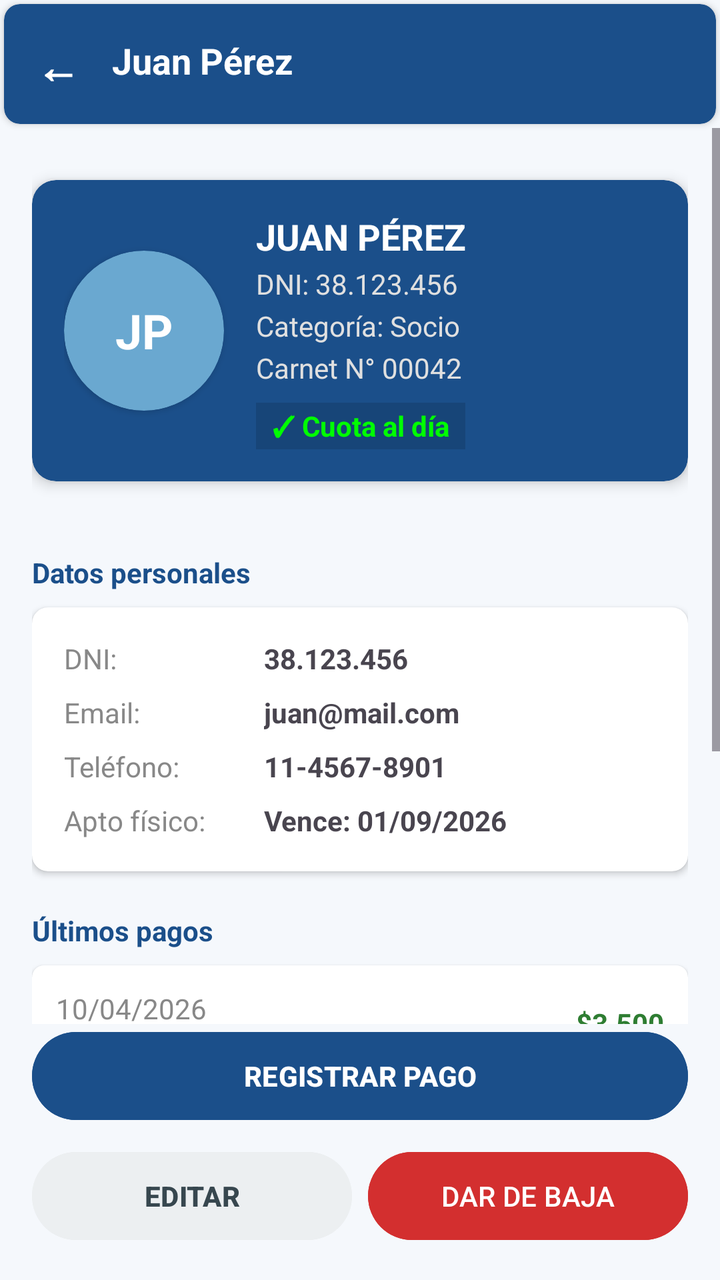
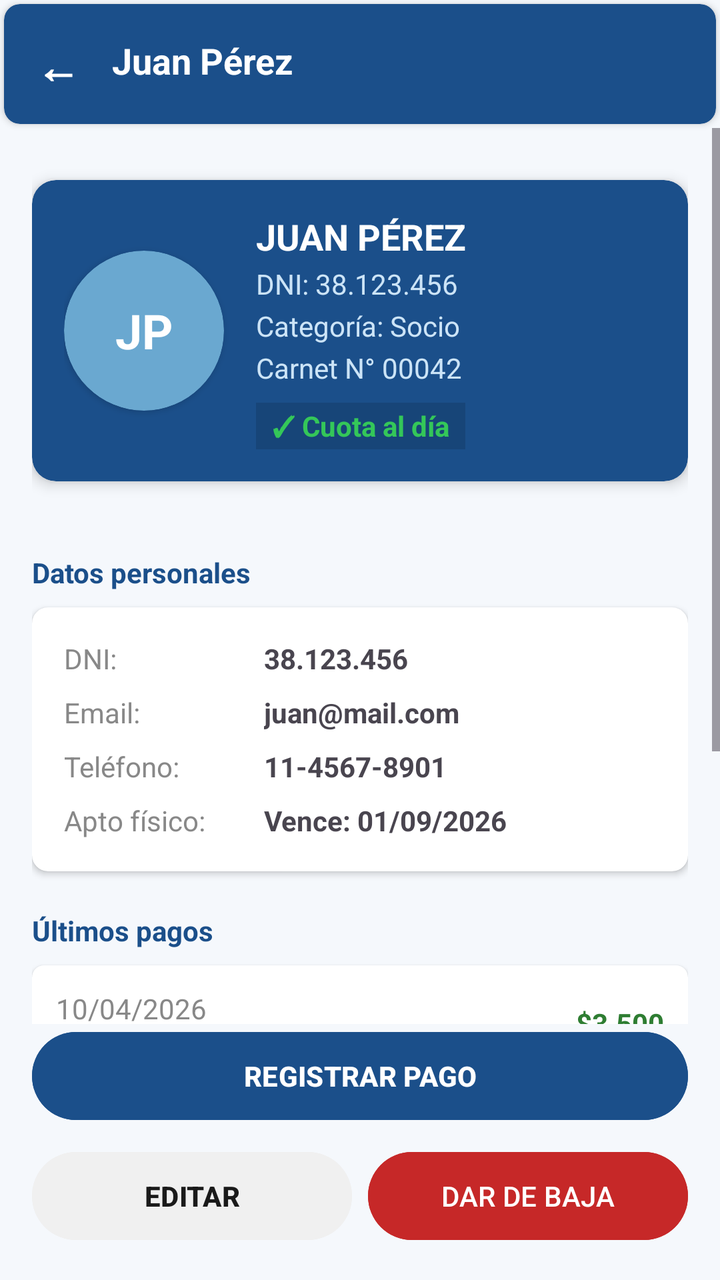

Compare the two renders of this Android layout. The source of the first and the diff that turns it into the second are given below.
<!-- AndroidManifest.xml: application theme Theme.ClubDeportivo -->
<!-- res/layout/activity_detalle_socio.xml -->
<?xml version="1.0" encoding="utf-8"?>
<LinearLayout xmlns:android="http://schemas.android.com/apk/res/android"
    xmlns:app="http://schemas.android.com/apk/res-auto"
    android:layout_width="match_parent"
    android:layout_height="match_parent"
    android:orientation="vertical"
    android:background="@color/colorBackground">

    <androidx.cardview.widget.CardView
        android:layout_width="match_parent"
        android:layout_height="60dp"
        app:cardBackgroundColor="@color/colorPrimary"
        app:cardCornerRadius="8dp"
        android:layout_margin="2dp">

        <RelativeLayout
            android:layout_width="match_parent"
            android:layout_height="match_parent"
            android:padding="16dp">

            <TextView
                android:id="@+id/btnVolverDetalle"
                android:layout_width="wrap_content"
                android:layout_height="wrap_content"
                android:text="←"
                android:textColor="@color/white"
                android:textSize="22sp"
                android:textStyle="bold" />

            <TextView
                android:id="@+id/tvNombreTitulo"
                android:layout_width="wrap_content"
                android:layout_height="wrap_content"
                android:layout_toEndOf="@id/btnVolverDetalle"
                android:layout_marginStart="16dp"
                android:text="Juan Pérez"
                android:textColor="@color/white"
                android:textSize="18sp"
                android:textStyle="bold" />
        </RelativeLayout>
    </androidx.cardview.widget.CardView>

    <ScrollView
        android:layout_width="match_parent"
        android:layout_height="0dp"
        android:layout_weight="1">

        <LinearLayout
            android:layout_width="match_parent"
            android:layout_height="wrap_content"
            android:orientation="vertical"
            android:padding="16dp">

            <androidx.cardview.widget.CardView
                android:id="@+id/cardCarnet"
                android:layout_width="match_parent"
                android:layout_height="wrap_content"
                android:layout_marginTop="10dp"
                android:layout_marginBottom="16dp"
                app:cardCornerRadius="12dp"
                app:cardBackgroundColor="#1B4F8A"
                app:cardElevation="4dp">

                <LinearLayout
                    android:layout_width="match_parent"
                    android:layout_height="wrap_content"
                    android:orientation="horizontal"
                    android:padding="16dp">

                    <androidx.cardview.widget.CardView
                        android:layout_width="80dp"
                        android:layout_height="80dp"
                        android:layout_gravity="center_vertical"
                        app:cardCornerRadius="40dp"
                        app:cardBackgroundColor="@color/colorSecondary">
                        <TextView
                            android:id="@+id/tvAvatar"
                            android:layout_width="match_parent"
                            android:layout_height="match_parent"
                            android:gravity="center"
                            android:text="JP"
                            android:textColor="@color/white"
                            android:textSize="24sp"
                            android:textStyle="bold" />
                    </androidx.cardview.widget.CardView>

                    <LinearLayout
                        android:layout_width="0dp"
                        android:layout_height="wrap_content"
                        android:layout_weight="1"
                        android:orientation="vertical"
                        android:layout_marginStart="16dp">

                        <TextView
                            android:id="@+id/tvCarnetNombre"
                            android:layout_width="wrap_content"
                            android:layout_height="wrap_content"
                            android:text="JUAN PÉREZ"
                            android:textColor="@color/white"
                            android:textSize="18sp"
                            android:textStyle="bold" />

                        <TextView
                            android:id="@+id/tvCarnetDni"
                            android:layout_width="wrap_content"
                            android:layout_height="wrap_content"
                            android:text="DNI: 38.123.456"
                            android:textColor="#E0E0E0"
                            android:textSize="14sp"
                            android:layout_marginTop="2dp" />

                        <TextView
                            android:id="@+id/tvCarnetCategoria"
                            android:layout_width="wrap_content"
                            android:layout_height="wrap_content"
                            android:text="Categoría: Socio"
                            android:textColor="#E0E0E0"
                            android:textSize="14sp"
                            android:layout_marginTop="2dp" />

                        <TextView
                            android:id="@+id/tvNumCarnet"
                            android:layout_width="wrap_content"
                            android:layout_height="wrap_content"
                            android:text="Carnet N° 00042"
                            android:textColor="#E0E0E0"
                            android:textSize="14sp"
                            android:layout_marginTop="2dp" />

                        <TextView
                            android:id="@+id/tvBadgeEstado"
                            android:layout_width="wrap_content"
                            android:layout_height="wrap_content"
                            android:layout_marginTop="8dp"
                            android:text="✓ Cuota al día"
                            android:textColor="#00FF00"
                            android:textStyle="bold"
                            android:textSize="14sp"
                            android:background="#22000000"
                            android:paddingHorizontal="8dp"
                            android:paddingVertical="2dp" />
                    </LinearLayout>
                </LinearLayout>
            </androidx.cardview.widget.CardView>

            <TextView
                android:layout_width="wrap_content"
                android:layout_height="wrap_content"
                android:layout_marginTop="20dp"
                android:text="Datos personales"
                android:textColor="@color/colorPrimary"
                android:textStyle="bold" />

            <androidx.cardview.widget.CardView
                android:layout_width="match_parent"
                android:layout_height="wrap_content"
                android:layout_marginTop="8dp"
                app:cardCornerRadius="8dp">
                <TableLayout
                    android:layout_width="match_parent"
                    android:layout_height="wrap_content"
                    android:padding="16dp">
                    <TableRow android:paddingBottom="8dp">
                        <TextView android:text="DNI:" android:textColor="@color/colorTextMuted" android:layout_width="100dp" />
                        <TextView android:id="@+id/tvDniDetalle" android:text="38.123.456" android:textStyle="bold" />
                    </TableRow>
                    <TableRow android:paddingBottom="8dp">
                        <TextView android:text="Email:" android:textColor="@color/colorTextMuted" />
                        <TextView android:id="@+id/tvEmailDetalle" android:text="juan@mail.com" android:textStyle="bold" />
                    </TableRow>
                    <TableRow android:paddingBottom="8dp">
                        <TextView android:text="Teléfono:" android:textColor="@color/colorTextMuted" />
                        <TextView android:id="@+id/tvTelefonoDetalle" android:text="11-4567-8901" android:textStyle="bold" />
                    </TableRow>
                    <TableRow>
                        <TextView android:text="Apto físico:" android:textColor="@color/colorTextMuted" />
                        <TextView android:text="Vence: 01/09/2026" android:textStyle="bold" />
                    </TableRow>
                </TableLayout>
            </androidx.cardview.widget.CardView>

            <TextView
                android:layout_width="wrap_content"
                android:layout_height="wrap_content"
                android:layout_marginTop="20dp"
                android:text="Últimos pagos"
                android:textColor="@color/colorPrimary"
                android:textStyle="bold" />

            <androidx.cardview.widget.CardView
                android:layout_width="match_parent"
                android:layout_height="wrap_content"
                android:layout_marginTop="8dp"
                app:cardCornerRadius="6dp">
                <RelativeLayout android:layout_width="match_parent" android:layout_height="wrap_content" android:padding="12dp">
                    <TextView android:id="@+id/txtF1" android:layout_width="wrap_content" android:layout_height="wrap_content" android:text="10/04/2026" android:textColor="@color/colorTextMuted" />
                    <TextView android:layout_below="@id/txtF1" android:layout_width="wrap_content" android:layout_height="wrap_content" android:text="Efectivo" android:textColor="@color/colorTextHint" android:textSize="11sp" />
                    <TextView android:layout_alignParentEnd="true" android:layout_centerVertical="true" android:layout_width="wrap_content" android:layout_height="wrap_content" android:text="$3.500" android:textColor="@color/colorStatusOk" android:textStyle="bold" />
                </RelativeLayout>
            </androidx.cardview.widget.CardView>

            <androidx.cardview.widget.CardView
                android:layout_width="match_parent"
                android:layout_height="wrap_content"
                android:layout_marginTop="8dp"
                app:cardCornerRadius="6dp">
                <RelativeLayout android:layout_width="match_parent" android:layout_height="wrap_content" android:padding="12dp">
                    <TextView android:id="@+id/txtF2" android:layout_width="wrap_content" android:layout_height="wrap_content" android:text="10/03/2026" android:textColor="@color/colorTextMuted" />
                    <TextView android:layout_below="@id/txtF2" android:layout_width="wrap_content" android:layout_height="wrap_content" android:text="Transferencia" android:textColor="@color/colorTextHint" android:textSize="11sp" />
                    <TextView android:layout_alignParentEnd="true" android:layout_centerVertical="true" android:layout_width="wrap_content" android:layout_height="wrap_content" android:text="$3.500" android:textColor="@color/colorStatusOk" android:textStyle="bold" />
                </RelativeLayout>
            </androidx.cardview.widget.CardView>

            <androidx.cardview.widget.CardView
                android:layout_width="match_parent"
                android:layout_height="wrap_content"
                android:layout_marginTop="8dp"
                android:layout_marginBottom="20dp"
                app:cardCornerRadius="6dp">
                <RelativeLayout android:layout_width="match_parent" android:layout_height="wrap_content" android:padding="12dp">
                    <TextView android:id="@+id/txtF3" android:layout_width="wrap_content" android:layout_height="wrap_content" android:text="10/02/2026" android:textColor="@color/colorTextMuted" />
                    <TextView android:layout_below="@id/txtF3" android:layout_width="wrap_content" android:layout_height="wrap_content" android:text="Efectivo" android:textColor="@color/colorTextHint" android:textSize="11sp" />
                    <TextView android:layout_alignParentEnd="true" android:layout_centerVertical="true" android:layout_width="wrap_content" android:layout_height="wrap_content" android:text="$3.200" android:textColor="@color/colorStatusOk" android:textStyle="bold" />
                </RelativeLayout>
            </androidx.cardview.widget.CardView>

        </LinearLayout>
    </ScrollView>

    <LinearLayout
        android:layout_width="match_parent"
        android:layout_height="wrap_content"
        android:orientation="vertical"
        android:paddingHorizontal="16dp"
        android:paddingBottom="16dp">

        <Button
            android:id="@+id/btnAccionPrincipal"
            android:layout_width="match_parent"
            android:layout_height="52dp"
            android:text="REGISTRAR PAGO"
            android:backgroundTint="@color/colorPrimary"
            android:textColor="@color/white"
            android:textStyle="bold"
            android:layout_marginBottom="8dp" />

        <LinearLayout
            android:layout_width="match_parent"
            android:layout_height="wrap_content"
            android:orientation="horizontal">

            <Button
                android:id="@+id/btnEditar"
                android:layout_width="0dp"
                android:layout_height="52dp"
                android:layout_weight="1"
                android:text="EDITAR"
                android:backgroundTint="#ECEFF1"
                android:textColor="#37474F"
                android:textStyle="bold"
                android:layout_marginEnd="4dp" />

            <Button
                android:id="@+id/btnDarDeBaja"
                android:layout_width="0dp"
                android:layout_height="52dp"
                android:layout_weight="1"
                android:text="DAR DE BAJA"
                android:backgroundTint="#D32F2F"
                android:textColor="@color/white"
                android:layout_marginStart="4dp" />
        </LinearLayout>
    </LinearLayout>

</LinearLayout>
<!-- resources referenced by this layout -->
<resources>
  <color name="colorBackground">#F5F8FC</color>
  <color name="colorPrimary">#1B4F8A</color>
  <color name="colorSecondary">#6AA8D0</color>
  <color name="colorStatusOk">#2E7D32</color>
  <color name="colorTextHint">#9E9E9E</color>
  <color name="colorTextMuted">#888888</color>
  <color name="white">#FFFFFFFF</color>
  <style name="Theme.ClubDeportivo" parent="Base.Theme.ClubDeportivo" />
  <style name="Base.Theme.ClubDeportivo" parent="Theme.Material3.DayNight.NoActionBar">
          
          
      </style>
</resources>

<!-- the commit's change to res/layout/activity_detalle_socio.xml (unified diff, before → after) -->
@@ -58,7 +58,7 @@
                 android:layout_marginTop="10dp"
                 android:layout_marginBottom="16dp"
                 app:cardCornerRadius="12dp"
-                app:cardBackgroundColor="#1B4F8A"
+                app:cardBackgroundColor="@color/colorPrimary"
                 app:cardElevation="4dp">
 
                 <LinearLayout
@@ -105,7 +105,7 @@
                             android:layout_width="wrap_content"
                             android:layout_height="wrap_content"
                             android:text="DNI: 38.123.456"
-                            android:textColor="#E0E0E0"
+                            android:textColor="@color/colorPrimaryLight"
                             android:textSize="14sp"
                             android:layout_marginTop="2dp" />
 
@@ -114,7 +114,7 @@
                             android:layout_width="wrap_content"
                             android:layout_height="wrap_content"
                             android:text="Categoría: Socio"
-                            android:textColor="#E0E0E0"
+                            android:textColor="@color/colorPrimaryLight"
                             android:textSize="14sp"
                             android:layout_marginTop="2dp" />
 
@@ -123,7 +123,7 @@
                             android:layout_width="wrap_content"
                             android:layout_height="wrap_content"
                             android:text="Carnet N° 00042"
-                            android:textColor="#E0E0E0"
+                            android:textColor="@color/colorPrimaryLight"
                             android:textSize="14sp"
                             android:layout_marginTop="2dp" />
 
@@ -133,7 +133,7 @@
                             android:layout_height="wrap_content"
                             android:layout_marginTop="8dp"
                             android:text="✓ Cuota al día"
-                            android:textColor="#00FF00"
+                            android:textColor="@color/colorSuccess"
                             android:textStyle="bold"
                             android:textSize="14sp"
                             android:background="#22000000"
@@ -255,8 +255,8 @@
                 android:layout_height="52dp"
                 android:layout_weight="1"
                 android:text="EDITAR"
-                android:backgroundTint="#ECEFF1"
-                android:textColor="#37474F"
+                android:backgroundTint="@color/colorBackgroundGray"
+                android:textColor="@color/colorTextPrimary"
                 android:textStyle="bold"
                 android:layout_marginEnd="4dp" />
 
@@ -266,7 +266,7 @@
                 android:layout_height="52dp"
                 android:layout_weight="1"
                 android:text="DAR DE BAJA"
-                android:backgroundTint="#D32F2F"
+                android:backgroundTint="@color/colorError"
                 android:textColor="@color/white"
                 android:layout_marginStart="4dp" />
         </LinearLayout>
<!-- resource entries referenced after the edit -->
@@ -1,11 +1,16 @@
 <!-- resources referenced by this layout -->
 <resources>
   <color name="colorBackground">#F5F8FC</color>
+  <color name="colorBackgroundGray">#F0F0F0</color>
+  <color name="colorError">#C62828</color>
   <color name="colorPrimary">#1B4F8A</color>
+  <color name="colorPrimaryLight">#CCE4F7</color>
   <color name="colorSecondary">#6AA8D0</color>
   <color name="colorStatusOk">#2E7D32</color>
+  <color name="colorSuccess">#34C759</color>
   <color name="colorTextHint">#9E9E9E</color>
   <color name="colorTextMuted">#888888</color>
+  <color name="colorTextPrimary">#1A1A1A</color>
   <color name="white">#FFFFFFFF</color>
   <style name="Theme.ClubDeportivo" parent="Base.Theme.ClubDeportivo" />
   <style name="Base.Theme.ClubDeportivo" parent="Theme.Material3.DayNight.NoActionBar">
